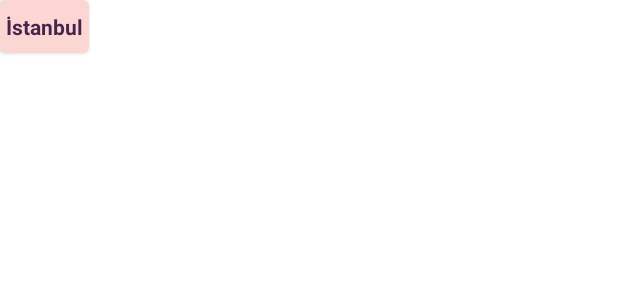
After one commit to AliOsmanUnaldi/WusicApp, an Android app: the layout item_city.xml on its own in the app's theme, with its tools: preview values and no code run, on a phone screen of 412 x 824 dp. The commit adds this screen. Shown: the top 300 px of the screen. Run offline under Robolectric (Android 15) with nearby library versions, the phone set to English and light mode, and no system bars.

Commit message:
add city list from response

```diff
--- a/app/src/main/java/com/aliosmanunaldi/wusicapp/data/login/WusicApi.kt
+++ b/app/src/main/java/com/aliosmanunaldi/wusicapp/data/login/WusicApi.kt
@@ -1,6 +1,7 @@
 package com.aliosmanunaldi.wusicapp.data.login
 
 import com.aliosmanunaldi.wusicapp.UserRegister
+import com.aliosmanunaldi.wusicapp.data.home.models.CityListResponse
 import com.aliosmanunaldi.wusicapp.data.home.models.RoomListResponse
 import com.aliosmanunaldi.wusicapp.data.register.RegisterResponse
 import retrofit2.http.Body
@@ -23,4 +24,7 @@ interface WusicApi {
         @Query(value = "city") city: String,
         @Query(value = "userId") userId: String
     ): RoomListResponse
+
+    @GET("/api/cities/getAll")
+    suspend fun fetchCities(): CityListResponse
 }
--- /dev/null
+++ b/app/src/main/java/com/aliosmanunaldi/wusicapp/ui/homepage/city/CityItemViewState.kt
@@ -0,0 +1,6 @@
+package com.aliosmanunaldi.wusicapp.ui.homepage.city
+
+import com.aliosmanunaldi.wusicapp.data.home.models.CityResponse
+
+class CityItemViewState(val city: CityResponse) {
+}
--- /dev/null
+++ b/app/src/main/java/com/aliosmanunaldi/wusicapp/ui/homepage/city/CityListViewState.kt
@@ -0,0 +1,6 @@
+package com.aliosmanunaldi.wusicapp.ui.homepage.city
+
+import com.aliosmanunaldi.wusicapp.data.home.models.CityListResponse
+
+class CityListViewState(val list: CityListResponse) {
+}
--- /dev/null
+++ b/app/src/main/res/layout/item_city.xml
@@ -0,0 +1,32 @@
+<?xml version="1.0" encoding="utf-8"?>
+<layout xmlns:tools="http://schemas.android.com/tools"
+    xmlns:app="http://schemas.android.com/apk/res-auto">
+
+    <data>
+
+        <variable
+            name="itemViewState"
+            type="com.aliosmanunaldi.wusicapp.ui.homepage.city.CityItemViewState" />
+    </data>
+
+    <androidx.cardview.widget.CardView xmlns:android="http://schemas.android.com/apk/res/android"
+        android:layout_width="wrap_content"
+        android:layout_height="wrap_content"
+        app:cardBackgroundColor="@color/cream"
+        app:cardCornerRadius="4dp">
+
+        <TextView
+            android:id="@+id/cityNameTextView"
+            android:layout_width="wrap_content"
+            android:text="@{itemViewState.city.city}"
+            android:layout_height="match_parent"
+            tools:text="İstanbul"
+            android:paddingStart="4dp"
+            android:paddingEnd="4dp"
+            android:paddingTop="8dp"
+            android:paddingBottom="8dp"
+            android:textColor="@color/darkPurple"
+            android:textSize="14dp"
+            android:textStyle="bold" />
+    </androidx.cardview.widget.CardView>
+</layout>
--- a/app/src/main/res/values/colors.xml
+++ b/app/src/main/res/values/colors.xml
@@ -7,4 +7,10 @@
     <color name="teal_700">#FF018786</color>
     <color name="black">#FF000000</color>
     <color name="white">#FFFFFFFF</color>
+    <color name="darkPurple">#46244C</color>
+    <color name="cream">#FBD6D2</color>
+    <color name="pink">#CE49BF</color>
+    <color name="blue">#3A3845</color>
+    <color name="metalWhite">#F5F5F5</color>
+    <color name="metalBlue">#EB5353</color>
 </resources>
```
Also changed, not shown: app/src/main/java/com/aliosmanunaldi/wusicapp/data/home/HomeRepository.kt (+5 -2 lines), app/src/main/java/com/aliosmanunaldi/wusicapp/data/home/models/CityListResponse.kt (added, +8 -0 lines), app/src/main/java/com/aliosmanunaldi/wusicapp/data/home/models/CityResponse.kt (added, +10 -0 lines), app/src/main/java/com/aliosmanunaldi/wusicapp/ui/homepage/HomeFragment.kt (+25 -1 lines), app/src/main/java/com/aliosmanunaldi/wusicapp/ui/homepage/HomeViewModel.kt (+16 -0 lines), app/src/main/java/com/aliosmanunaldi/wusicapp/ui/homepage/city/CityListAdapter.kt (added, +53 -0 lines), app/src/main/res/layout/fragment_home.xml (+18 -20 lines), app/src/main/res/layout/item_room.xml (+45 -6 lines).
